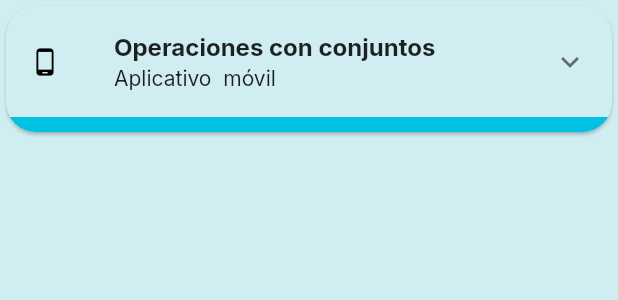
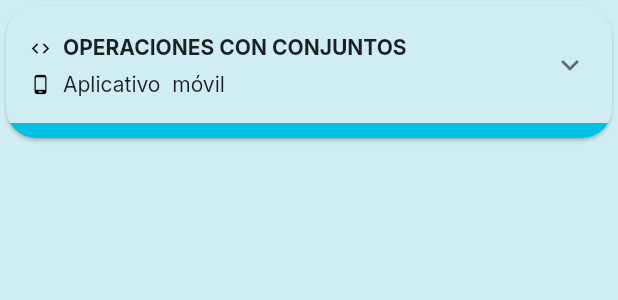
Before and after one commit to jgaviriadev/portfolio_app, a Flutter app: the ProjectCard widget shown alone on an empty page, opened directly with empty values, on a phone screen of 412 x 824 dp. Shown: the top 300 px of the screen. Run offline on Flutter 3.47's test engine with Material 2 defaults, Android fonts, the phone set to English and light mode, and no system bars; our stand-ins replace animate_do, cached_network_image, card_swiper, go_router, google_fonts, skeletons and 1 more; accounts and stored records are empty; network calls fail.

Commit message:
projectcard ui improvement

```diff
--- a/lib/screens/details_screen/widgets/project_card.dart
+++ b/lib/screens/details_screen/widgets/project_card.dart
@@ -1,6 +1,8 @@
+import 'package:cached_network_image/cached_network_image.dart';
 import 'package:flutter/material.dart';
 import 'package:card_swiper/card_swiper.dart';
 import 'package:portfolio_app/models/user.dart';
+import 'package:skeletons/skeletons.dart';
 
 class ProjectCard extends StatelessWidget {
   const ProjectCard({
@@ -31,27 +33,46 @@ class ProjectCard extends StatelessWidget {
           child: Theme(
             data: Theme.of(context).copyWith(dividerColor: Colors.transparent),
             child: ExpansionTile(
-              //childrenPadding: const EdgeInsets.all(18),
+              tilePadding: const EdgeInsets.symmetric(vertical: 2, horizontal: 16, ),
               expandedCrossAxisAlignment: CrossAxisAlignment.start,
-              leading: const SizedBox(
-                height: double.infinity,
-                child: Icon(
-                  Icons.phone_android,
-                  size: 20,
-                  color: Colors.black,
+              title: Row(
+                crossAxisAlignment: CrossAxisAlignment.start,
+                children: [
+                  const Icon(
+                    Icons.code_outlined,
+                    size: 14,
+                    color: Colors.black,
+                  ),
+                  const SizedBox(width: 8),
+                  Expanded(
+                    child: Text(
+                      'Operaciones con conjuntos'.toUpperCase(),
+                      style: const TextStyle(
+                        height: 1,
+                        fontWeight: FontWeight.bold,
+                        fontSize: 14,
+                      ),
+                    ),
+                  ),
+                ],
+              ),
+              subtitle: Padding(
+                padding: const EdgeInsets.only(top:8.0),
+                child: Row(
+                  children: [
+                    Icon(
+                      Icons.phone_android,
+                      color: Colors.black,
+                      size: 14,
+                    ),
+                    const SizedBox(width: 8),
+                    const Text('Aplicativo  móvil'),
+                  ],
                 ),
               ),
-              title: const Text(
-                'Operaciones con conjuntos',
-                style: TextStyle(
-                  height: 1,
-                  fontWeight: FontWeight.bold
-                ),
-              ),
-              subtitle: const Text('Aplicativo  móvil'),
               children:  [
                 const Padding(
-                  padding: EdgeInsets.only(left: 18, right: 18),
+                  padding: EdgeInsets.only(left: 18, right: 18, top: 18),
                   child: Text(
                     'It is a long established fact that a reader will be distracted by the readable content of a page when looking at its layout',
                     textAlign: TextAlign.justify,
@@ -74,9 +95,10 @@ class ProjectCard extends StatelessWidget {
                     itemBuilder: (_, int index) {
                       return ClipRRect(
                         borderRadius: BorderRadius.circular(20),
-                        child: FadeInImage(
-                          placeholder: const AssetImage('assets/noImage.png'),
-                          image: NetworkImage('https://picsum.photos/400/300'),
+                        child:CachedNetworkImage(
+                          imageUrl: "https://picsum.photos/410/310",
+                          placeholder: (_, __) => const SkeletonAvatar(),
+                          errorWidget: (context, url, error) => const Icon(Icons.error),
                           fit: BoxFit.cover,
                         ),
                       );
@@ -84,10 +106,6 @@ class ProjectCard extends StatelessWidget {
                   ),
                 ),
                 const SizedBox(height: 16,),
-                // const Padding(
-                //   padding: EdgeInsets.only(left: 18, right: 18),
-                //   child: Text('Tecnologias usadas: Flutter, Dart'),
-                // )
               ],
             ),
           ),
--- a/pubspec.yaml
+++ b/pubspec.yaml
@@ -44,8 +44,8 @@ dependencies:
   animate_do: ^3.0.2
   cached_network_image: ^3.2.3
   card_swiper: ^2.0.4
-  dependencies:
   timelines: ^0.1.0
+  skeletons: ^0.0.3
 
 dev_dependencies:
   flutter_test:
```
Also changed, not shown: pubspec.lock.
